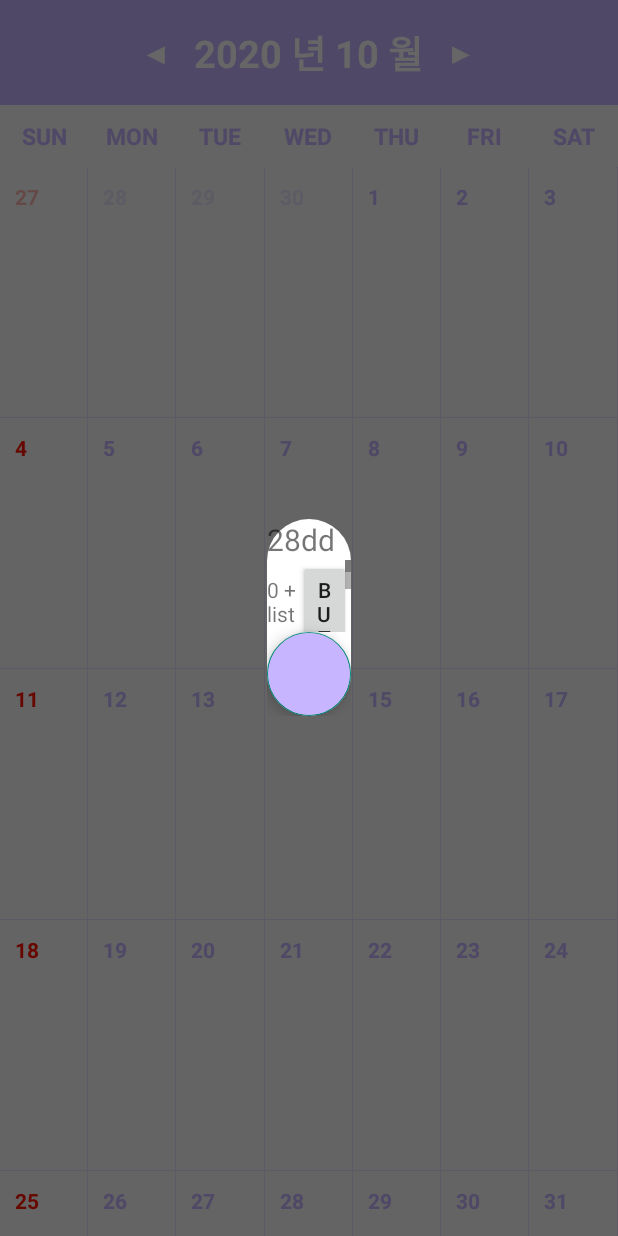
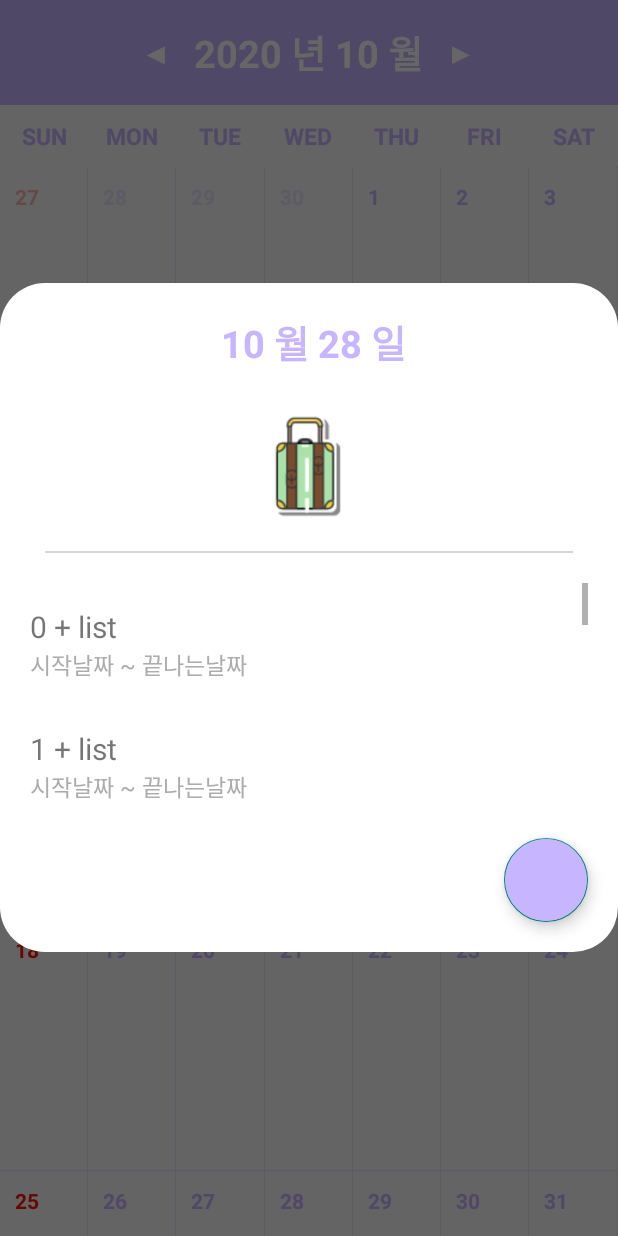
Before and after one commit to sungho8/StickerDiary, an Android app: the screen it shows after launch (MainActivity), after a tap on "28", on a phone screen of 412 x 824 dp. Run offline under Robolectric (Android 15) with nearby library versions, the phone set to English and light mode, and no system bars.

Commit message:
Develop CustomDialog 3
커스텀 다이얼로그 구현 끝
데이터 쓰기
날짜 하이라이트 구현중

```diff
--- a/StikerDiaryProj/app/build.gradle
+++ b/StikerDiaryProj/app/build.gradle
@@ -35,8 +35,14 @@ dependencies {
     testImplementation 'junit:junit:4.12'
     androidTestImplementation 'androidx.test.ext:junit:1.1.0'
     androidTestImplementation 'androidx.test.espresso:espresso-core:3.1.1'
+    // Import the BoM for the Firebase platform
+    // Declare the dependency for the Realtime Database library
+    // When using the BoM, you don't specify versions in Firebase library dependencies
+    implementation platform('com.google.firebase:firebase-bom:25.12.0')
+    implementation 'com.google.firebase:firebase-database-ktx'
     implementation 'com.google.firebase:firebase-analytics:17.5.0'
     implementation 'com.google.firebase:firebase-auth:18.0.0'
+    implementation 'com.google.firebase:firebase-database:16.0.1'
     implementation 'com.google.android.gms:play-services-auth:17.0.0'
     implementation 'com.google.android.material:material:1.2.1'
     implementation 'com.google.android.material:material:1.2.0-alpha01'
--- a/StikerDiaryProj/app/src/main/java/com/baeksoo/stickerdiary/Adapter/CalendarAdapter.kt
+++ b/StikerDiaryProj/app/src/main/java/com/baeksoo/stickerdiary/Adapter/CalendarAdapter.kt
@@ -6,6 +6,7 @@ import android.util.Log
 import android.view.ViewGroup
 import androidx.recyclerview.widget.RecyclerView
 import com.baeksoo.stickerdiary.*
+import kotlinx.android.synthetic.main.activity_main.*
 import kotlin.collections.ArrayList
 
 // 생성자에서 리스트 받아옴
@@ -48,17 +49,15 @@ class CalendarAdapter(val mainActivity: MainActivity, val context : Context, val
 
         // 아이템 클릭 리스너
         holder.itemView.setOnClickListener {
-            val item = Array(20,{ i -> "$i + list" })
+            val item = Array(10,{ i -> "$i + list" })
             val sadapter = ScheduleListAdapter(context, R.layout.clist_item,item)
 
             val dialog = CustomDialog.CustomDialogBuilder()
-                .setTitle(holder.day.text.toString() + "dddddddddddddddddddddddddddd")
+                .setTitle(mainActivity.monthtxt.text.toString().substring(6) +" "+ holder.day.text.toString()+" 일")
                 .setScheduleList(sadapter).create()
 
             dialog.show(mainActivity.supportFragmentManager,dialog.tag)
-
         }
-
     }
 
 }
--- a/StikerDiaryProj/app/src/main/java/com/baeksoo/stickerdiary/Adapter/ScheduleListAdapter.kt
+++ b/StikerDiaryProj/app/src/main/java/com/baeksoo/stickerdiary/Adapter/ScheduleListAdapter.kt
@@ -1,12 +1,11 @@
 package com.baeksoo.stickerdiary.Adapter
 
 import android.content.Context
+import android.util.Log
 import android.view.LayoutInflater
 import android.view.View
 import android.view.ViewGroup
-import android.widget.ArrayAdapter
-import android.widget.Button
-import android.widget.TextView
+import android.widget.*
 import com.baeksoo.stickerdiary.R
 
 class ScheduleListAdapter(context: Context, resource: Int, item: Array<String>) : ArrayAdapter<String>(context,resource,item){
@@ -21,21 +20,30 @@ class ScheduleListAdapter(context: Context, resource: Int, item: Array<String>)
         if (view == null){
             viewHolder = ViewHolder()
             view = LayoutInflater.from(mContext).inflate(mResource,parent,false)
-            viewHolder.button = view.findViewById(R.id.cbutton)
-            viewHolder.textView = view.findViewById(R.id.ctxt)
+            viewHolder.item = view.findViewById(R.id.citem)
+            viewHolder.titleTxt = view.findViewById(R.id.ctitletxt)
+            viewHolder.timeTxt = view.findViewById(R.id.ctimetxt)
             view.tag = viewHolder
-            viewHolder.textView.text = mItem[position]
+
+            viewHolder.titleTxt.text = mItem[position]
+
+            // 리스트 클릭 리스너
+            viewHolder.item.setOnClickListener {
+                // 수정페이지로 넘어가면됨
+                Log.d("dd" , viewHolder.titleTxt.text.toString())
+            }
+
             return view
         }else{
             viewHolder = view.tag as ViewHolder
         }
-        viewHolder.textView.text = mItem[position]
         return  view
     }
 
     //리스트뷰의 성능을 높히기 위해 사용
     inner class ViewHolder{
-        lateinit var textView : TextView
-        lateinit var button : Button
+        lateinit var item : LinearLayout
+        lateinit var titleTxt : TextView
+        lateinit var timeTxt : TextView
     }
 }
--- a/StikerDiaryProj/app/src/main/java/com/baeksoo/stickerdiary/CalendarViewHolder.kt
+++ b/StikerDiaryProj/app/src/main/java/com/baeksoo/stickerdiary/CalendarViewHolder.kt
@@ -18,7 +18,7 @@ class CalendarViewHolder(calendarView: View) : RecyclerView.ViewHolder(calendarV
         //초기화
     init {
         this.day = calendarView.findViewById(R.id.tvDay)
-        }
+    }
 
 
     /**팩토리 함수 */
--- a/StikerDiaryProj/app/src/main/java/com/baeksoo/stickerdiary/MainActivity.kt
+++ b/StikerDiaryProj/app/src/main/java/com/baeksoo/stickerdiary/MainActivity.kt
@@ -42,15 +42,13 @@ class MainActivity : AppCompatActivity() {
         pager.addOnPageChangeListener(object : ViewPager.OnPageChangeListener {
             override fun onPageScrollStateChanged(state: Int) {
             }
-
             override fun onPageScrolled(position: Int, positionOffset: Float, positionOffsetPixels: Int) {
                 var currentPage = position - view_list.count() / 2
 
                 pageMonth = (month + currentPage) % 12
                 pageYear = year + (month + currentPage) /12
-                tv1.text = month_list[position]
+                monthtxt.text = month_list[position]
             }
-
             override fun onPageSelected(position: Int) {
             }
         })
@@ -61,6 +59,9 @@ class MainActivity : AppCompatActivity() {
         next.setOnClickListener(View.OnClickListener {
             pager.setCurrentItem(++pager.currentItem,true);
         })
+
+//        val schedule = Schedule("20201021","20201021","2100","2200","운동하기","sticker1","")
+//        schedule.UploadSchedule("sungho0830")
     }
 
     fun makeCalendar(count : Int){
@@ -82,7 +83,7 @@ class MainActivity : AppCompatActivity() {
                     dateCalculator.setData(y, m)
                 )
 
-            //구분선
+            // 구분선
             val dividerItemDecoration = DividerItemDecoration(currentView.recyclerView.context, LinearLayoutManager.VERTICAL)
             val dividerItemDecoration2 = DividerItemDecoration(currentView.recyclerView.context, LinearLayoutManager.HORIZONTAL)
             dividerItemDecoration.setDrawable(getDrawable(R.drawable.divider))
--- a/StikerDiaryProj/app/src/main/java/com/baeksoo/stickerdiary/Schedule.kt
+++ b/StikerDiaryProj/app/src/main/java/com/baeksoo/stickerdiary/Schedule.kt
@@ -1,11 +1,22 @@
 package com.baeksoo.stickerdiary
 
 import android.util.Log
+import com.google.firebase.database.ktx.database
+import com.google.firebase.ktx.Firebase
 
-class Schedule(var Check : Boolean, var StartDay:String,var EndDay:String,
-               var StartTime : String, var EndTime : String, var Title : String,
-               var Category : String, var Content: String){
-    fun print(){
-        Log.e("MainActivity", StartDay + " ~ " + EndDay)
+class Schedule(var StartDay:String,var EndDay:String, var StartTime : String, var EndTime : String,
+               var Title : String, var Sticker : String, var Content: String){
+    // 데이터 쓰기
+    fun UploadSchedule(userid : String){
+        val database = Firebase.database
+        val myRef = database.getReference(userid).child("Schedule")
+
+        myRef.child("StartDay").setValue(StartDay)
+        myRef.child("EndDay").setValue(EndDay)
+        myRef.child("StartTime").setValue(StartTime)
+        myRef.child("EndTime").setValue(EndTime)
+        myRef.child("Title").setValue(Title)
+        myRef.child("Sticker").setValue(Sticker)
+        myRef.child("Content").setValue(Content)
     }
 }
--- a/StikerDiaryProj/app/src/main/res/layout/activity_main.xml
+++ b/StikerDiaryProj/app/src/main/res/layout/activity_main.xml
@@ -22,7 +22,7 @@
             android:layout_width="wrap_content"
             android:layout_height="wrap_content"/>
         <TextView
-            android:id="@+id/tv1"
+            android:id="@+id/monthtxt"
             android:layout_width="wrap_content"
             android:layout_height="wrap_content"
             android:padding="15dp"
--- a/StikerDiaryProj/app/src/main/res/layout/cell.xml
+++ b/StikerDiaryProj/app/src/main/res/layout/cell.xml
@@ -1,11 +1,8 @@
 <?xml version="1.0" encoding="utf-8"?>
 <RelativeLayout
     xmlns:android="http://schemas.android.com/apk/res/android"
-    xmlns:app="http://schemas.android.com/apk/res-auto"
-    xmlns:tools="http://schemas.android.com/tools"
     android:layout_width="match_parent"
     android:layout_height="wrap_content">
-
     <RelativeLayout
         android:id="@+id/relativeLayout"
         android:layout_width="wrap_content"
--- a/StikerDiaryProj/app/src/main/res/layout/clist_item.xml
+++ b/StikerDiaryProj/app/src/main/res/layout/clist_item.xml
@@ -1,21 +1,29 @@
 <?xml version="1.0" encoding="utf-8"?>
 <LinearLayout
     xmlns:android="http://schemas.android.com/apk/res/android"
+    android:id="@+id/citem"
+    android:clickable="true"
     android:layout_width="match_parent"
     android:layout_height="wrap_content"
-    android:orientation="horizontal">
-
-    <TextView
-        android:id="@+id/ctxt"
+    android:orientation="horizontal"
+    android:paddingVertical="15dp">
+    <LinearLayout
+        android:layout_weight="4"
         android:layout_width="wrap_content"
         android:layout_height="wrap_content"
-        android:layout_weight="1"
-        android:text="TextView" />
-
-    <Button
-        android:id="@+id/cbutton"
-        android:layout_width="wrap_content"
-        android:layout_height="wrap_content"
-        android:layout_weight="1"
-        android:text="Button" />
+        android:orientation="vertical">
+        <TextView
+            android:id="@+id/ctitletxt"
+            android:layout_width="wrap_content"
+            android:layout_height="match_parent"
+            android:textSize="20dp"
+            android:text="TextView" />
+        <TextView
+            android:id="@+id/ctimetxt"
+            android:layout_width="wrap_content"
+            android:layout_height="wrap_content"
+            android:textSize="15dp"
+            android:textColor="#ACACAC"
+            android:text="시작날짜 ~ 끝나는날짜"/>
+    </LinearLayout>
 </LinearLayout>
--- a/StikerDiaryProj/app/src/main/res/layout/dialog_schedule.xml
+++ b/StikerDiaryProj/app/src/main/res/layout/dialog_schedule.xml
@@ -1,33 +1,57 @@
 <?xml version="1.0" encoding="utf-8"?>
-<LinearLayout
+<RelativeLayout
     xmlns:android="http://schemas.android.com/apk/res/android"
     android:layout_width="match_parent"
     android:layout_height="wrap_content"
     android:layout_gravity="center"
-    android:orientation="vertical"
     android:background="@drawable/dialog_radius">
-
+    <LinearLayout
+        android:layout_width="match_parent"
+        android:layout_height="wrap_content"
+        android:orientation="vertical">
         <TextView
             android:id="@+id/tvDay"
             android:layout_width="match_parent"
             android:layout_height="wrap_content"
+            android:layout_marginTop="20dp"
+            android:gravity="center"
+            android:text="일정"
+            android:textStyle="bold"
+            android:textColor="#C7B5FF"
+            android:textSize="25dp"/>
+        <ImageView
+            android:id="@+id/csticker"
+            android:src="@drawable/teststicker"
+            android:scaleType="centerInside"
+            android:layout_margin="20dp"
             android:layout_gravity="center"
-        android:text="일정"
-        android:textSize="20dp"/>
-
+            android:layout_width="wrap_content"
+            android:layout_height="80dp"
+            android:layout_weight="1"/>
+        <View
+            android:layout_width="match_parent"
+            android:layout_height="1.5dp"
+            android:layout_centerInParent="true"
+            android:layout_marginHorizontal="30dp"
+            android:background="#D6D6D6"/>
         <ScrollView
+            android:layout_margin="20dp"
             android:layout_width="match_parent"
-        android:layout_height="wrap_content">
+            android:fillViewport="true"
+            android:layout_height="150dp">
             <ListView
                 android:id="@+id/list"
-            android:layout_width="wrap_content"
-            android:layout_height="wrap_content"/>
+                android:layout_width="match_parent"
+                android:layout_height="wrap_content" />
         </ScrollView>
 
         <com.google.android.material.floatingactionbutton.FloatingActionButton
             android:id="@+id/fab"
+            android:layout_marginBottom="20dp"
+            android:layout_marginRight="20dp"
             android:backgroundTint = "#C7B5FF"
             android:layout_gravity="end|bottom"
             android:layout_width="wrap_content"
             android:layout_height="wrap_content"/>
     </LinearLayout>
+</RelativeLayout>
```
Also changed, not shown: StikerDiaryProj/app/src/main/res/drawable/teststicker.png (added). Lines whose indentation alone changed are shown as unchanged.
